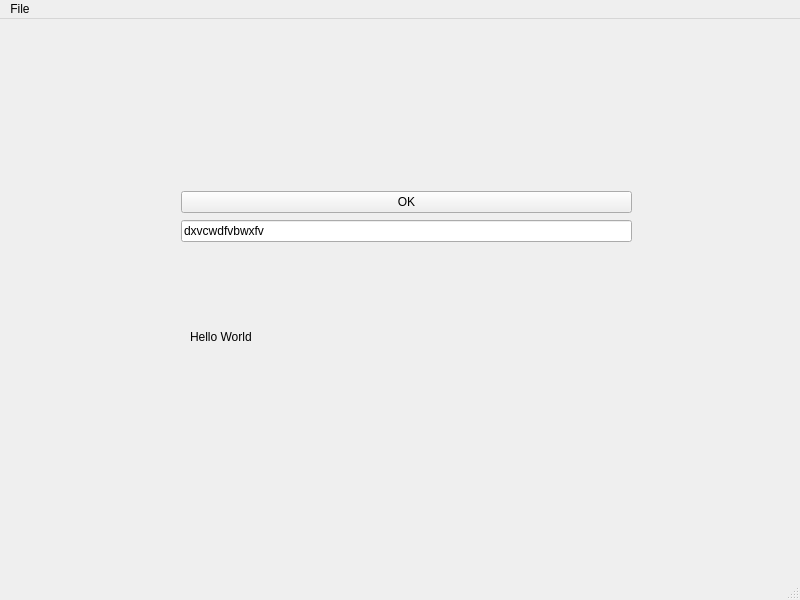
This is ui/MainWindow.ui in cyrilvincent/python as Qt 5 draws it before an edit. The edited form follows.
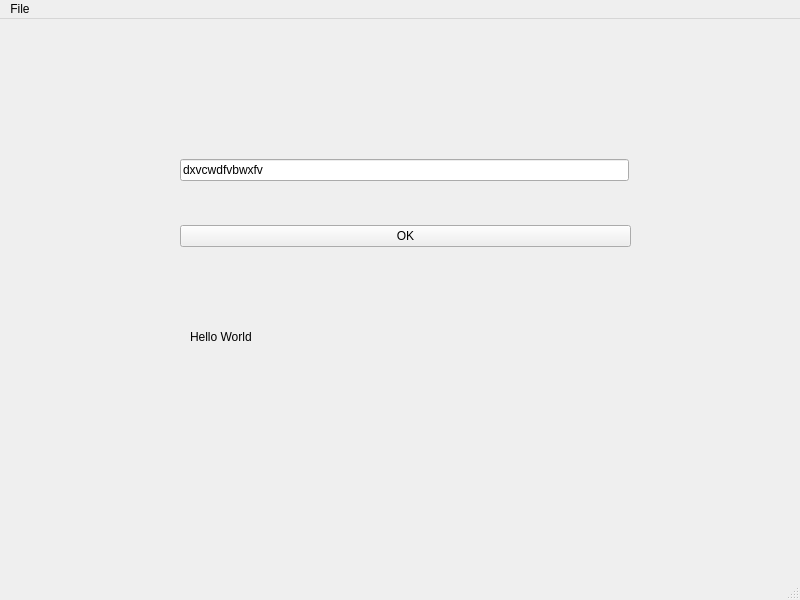
This is the edited form.

```diff
--- a/ui/MainWindow.ui
+++ b/ui/MainWindow.ui
@@ -27,11 +27,24 @@
      <string>Hello World</string>
     </property>
    </widget>
+   <widget class="QLineEdit" name="lineEdit">
+    <property name="geometry">
+     <rect>
+      <x>180</x>
+      <y>140</y>
+      <width>449</width>
+      <height>22</height>
+     </rect>
+    </property>
+    <property name="text">
+     <string>dxvcwdfvbwxfv</string>
+    </property>
+   </widget>
    <widget class="QWidget" name="">
     <property name="geometry">
      <rect>
-      <x>181</x>
-      <y>171</y>
+      <x>180</x>
+      <y>190</y>
       <width>451</width>
       <height>54</height>
      </rect>
@@ -44,13 +57,6 @@
        </property>
       </widget>
      </item>
-     <item>
-      <widget class="QLineEdit" name="lineEdit">
-       <property name="text">
-        <string>dxvcwdfvbwxfv</string>
-       </property>
-      </widget>
-     </item>
     </layout>
    </widget>
   </widget>
```
